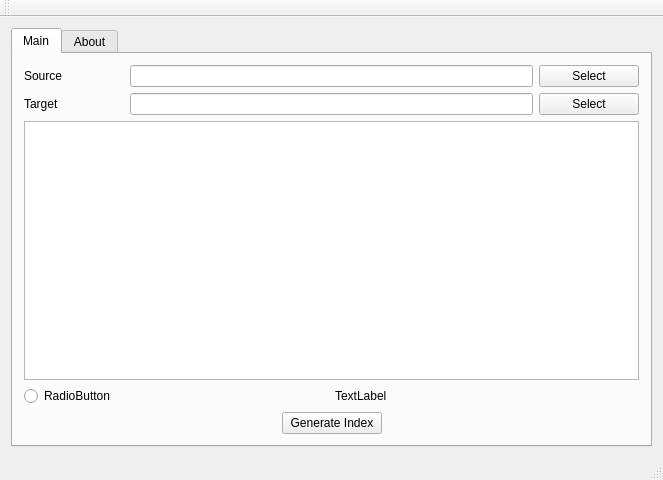
Above: mainwindow.ui from yafp/dirgister before the change. Below: the same form after it.
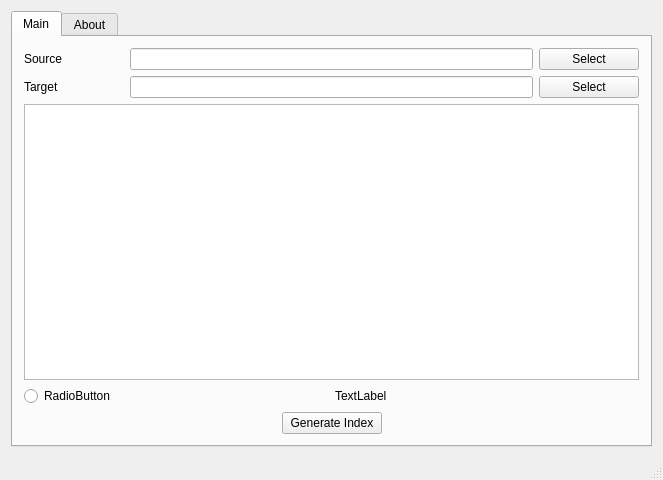
That is the form after the change.

What changed in the file:
```diff
--- a/mainwindow.ui
+++ b/mainwindow.ui
@@ -425,14 +425,6 @@
     </rect>
    </property>
   </widget>
-  <widget class="QToolBar" name="mainToolBar">
-   <attribute name="toolBarArea">
-    <enum>TopToolBarArea</enum>
-   </attribute>
-   <attribute name="toolBarBreak">
-    <bool>false</bool>
-   </attribute>
-  </widget>
   <widget class="QStatusBar" name="statusBar"/>
  </widget>
  <layoutdefault spacing="6" margin="11"/>
```
